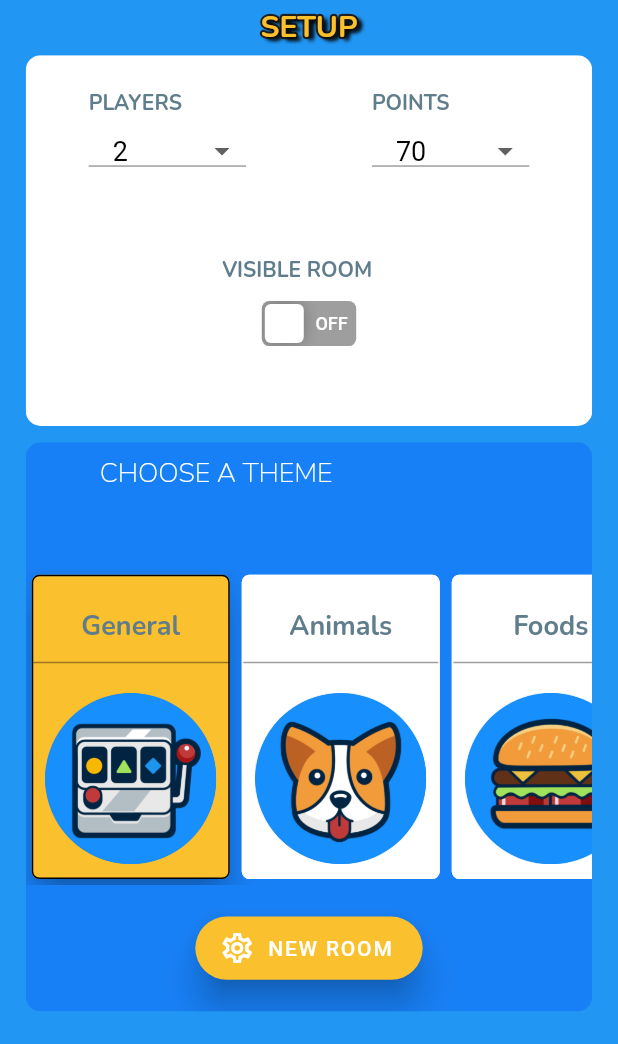
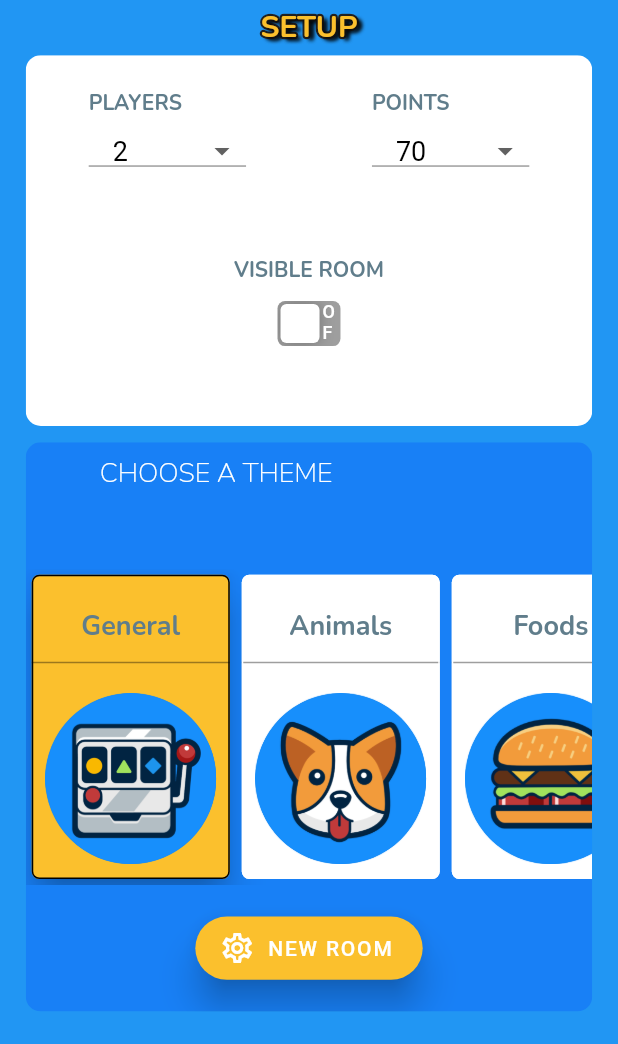
Before and after one commit to VarshKun/hangman_client, a Flutter app: the CreateRoom screen opened directly, on a phone screen of 412 x 824 dp, the part 192-1236 px from its top. Run offline on Flutter 3.47's test engine with Material 2 defaults, Android fonts, the phone set to English and light mode, and no system bars; drawn by our look-alikes of bordered_text, flutter_advanced_switch; our stand-ins replace animated_text_kit; Roboto replaces fonts that are missing (PumpkinCheesecake).

Commit message:
fix visible room button

```diff
--- a/lib/createroom.dart
+++ b/lib/createroom.dart
@@ -404,12 +404,14 @@ class _CreateRoom extends State<CreateRoom> {
                                                           ),
                                                         ),
                                                         Expanded(
-                                                          flex: 23,
+                                                          flex: 10,
+                                                           child: Center(
                                                              child: Text(
                                                               'VISIBLE ROOM',
                                                               style: TextStyle(
                                                                 color: Colors.blueGrey,
                                                                 fontFamily: 'NunitoBold'
+                                                              ),
                                                           ),
                                                            ),
                                                         ),
@@ -442,19 +444,19 @@ class _CreateRoom extends State<CreateRoom> {
                                                     child: Row(
                                                       children: [
                                                         Expanded(
-                                                          flex: 8,
+                                                          flex: 1,
                                                           child: Container(
 
                                                           ),
                                                         ),
                                                         Expanded(
-                                                          flex:16,
+                                                          flex:1,
                                                           child: AdvancedSwitch(
                                                             activeColor: Colors.blue,
                                                             activeChild: Text('ON'),
                                                             inactiveChild: Text('OFF'),
                                                             borderRadius: BorderRadius.circular(5),
-                                                            width: 55,
+                                                            width: 58,
                                                             value: _value01,
                                                             onChanged: (value) => setState(() {
                                                               _value01 = value;
@@ -462,7 +464,7 @@ class _CreateRoom extends State<CreateRoom> {
                                                           ),
                                                         ),
                                                         Expanded(
-                                                          flex: 8,
+                                                          flex: 1,
                                                           child: Container(
 
                                                           ),
```
Lines whose indentation alone changed are shown as unchanged.
